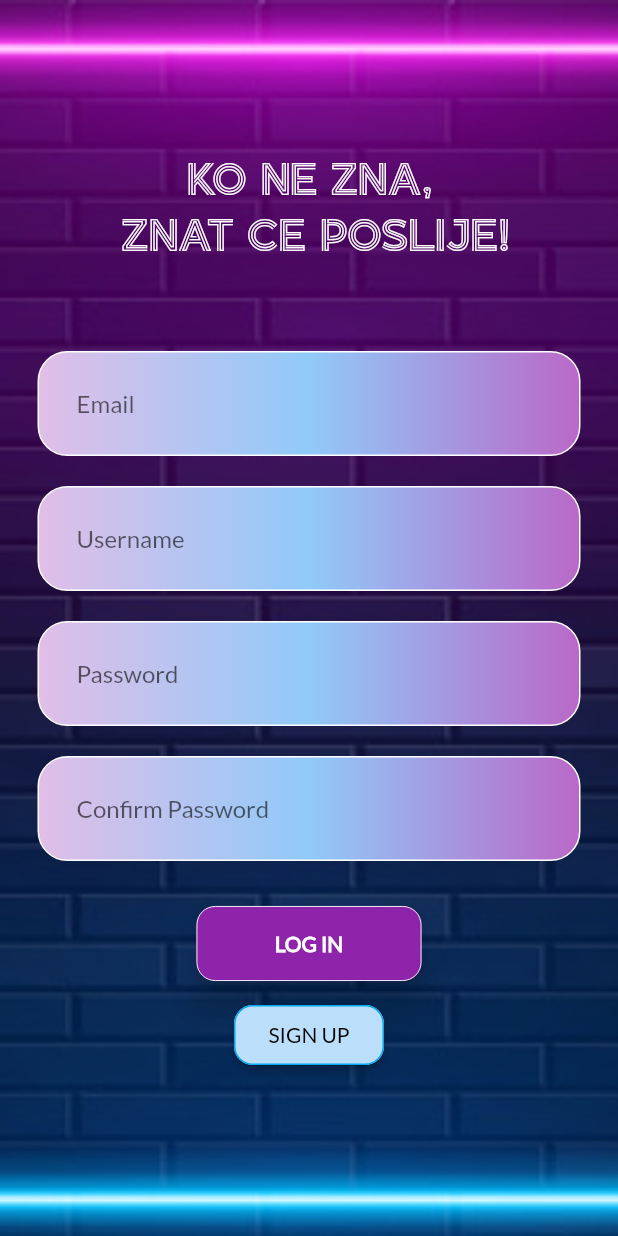
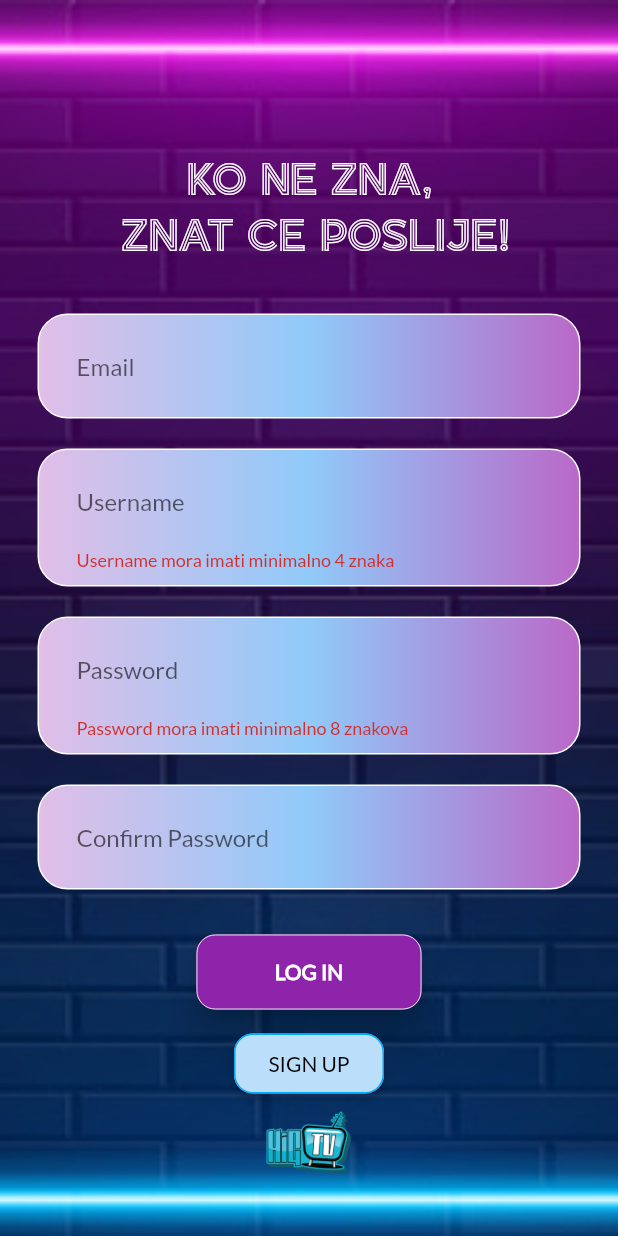
Before and after one commit to emeban44/ultimate_quiz_app, a Flutter app: the screen it shows after launch, after a tap on "LOG IN", on a phone screen of 412 x 824 dp. Run offline on Flutter 3.47's test engine with Material 2 defaults, Android fonts, the phone set to English and light mode, and no system bars; our stand-ins replace firebase_core; accounts and stored records are empty.

Commit message:
simple validation added

```diff
--- a/ultimate_quiz_app/lib/view/login/login_page.dart
+++ b/ultimate_quiz_app/lib/view/login/login_page.dart
@@ -1,7 +1,11 @@
 import 'package:flutter/material.dart';
 import 'package:ultimate_quiz_app/widgets/custom_text_field.dart';
+import 'package:ultimate_quiz_app/widgets/quiz_dialog.dart';
 
 class LoginPage extends StatelessWidget {
+  final GlobalKey<FormState> _loginKey = GlobalKey<FormState>();
+  final TextEditingController _password = TextEditingController();
+  final TextEditingController _confirmPass = TextEditingController();
   @override
   Widget build(BuildContext context) {
     return GestureDetector(
@@ -20,7 +24,7 @@ class LoginPage extends StatelessWidget {
           backgroundColor: Colors.transparent,
           //extendBodyBehindAppBar: true,
           body: SingleChildScrollView(
-            physics: ClampingScrollPhysics(),
+            physics: const ClampingScrollPhysics(),
             child: Container(
               padding: const EdgeInsets.only(
                 top: 100,
@@ -32,7 +36,7 @@ class LoginPage extends StatelessWidget {
                 mainAxisSize: MainAxisSize.min,
                 children: [
                   Container(
-                    margin: const EdgeInsets.only(bottom: 50),
+                    margin: const EdgeInsets.only(bottom: 25),
                     child: Text(
                       "Ko ne zna,\n znat ce poslije!",
                       textAlign: TextAlign.center,
@@ -48,25 +52,47 @@ class LoginPage extends StatelessWidget {
                         //color: Colors.white.withOpacity(0.75),
                         //borderRadius: BorderRadius.circular(15),
                         ),
+                    child: Form(
+                      key: _loginKey,
                       child: Column(
                         children: [
                           Container(
                             margin: const EdgeInsets.symmetric(vertical: 10),
                             child: CustomTextField(
                               hint: "Email",
+                              validation: (email) {},
                             ),
                           ),
                           Container(
                             margin: const EdgeInsets.symmetric(vertical: 10),
                             child: CustomTextField(
                               hint: "Username",
+                              onChange: (promjena) {
+                                _loginKey.currentState!.validate();
+                              },
+                              validation: (username) {
+                                if (username!.length < 4) {
+                                  return "Username mora imati minimalno 4 znaka";
+                                }
+                                return null;
+                              },
                             ),
                           ),
                           Container(
                             margin: const EdgeInsets.symmetric(vertical: 10),
                             child: CustomTextField(
                               hint: "Password",
+                              controller: _password,
                               isObscure: true,
+                              onChange: (promjena) {
+                                _loginKey.currentState!.validate();
+                              },
+                              validation: (pass) {
+                                if (pass!.length < 8) {
+                                  return "Password mora imati minimalno 8 znakova";
+                                }
+                                return null;
+                              },
                             ),
                           ),
                           Container(
@@ -74,6 +100,13 @@ class LoginPage extends StatelessWidget {
                             child: CustomTextField(
                               hint: "Confirm Password",
                               isObscure: true,
+                              controller: _confirmPass,
+                              validation: (confirmPass) {
+                                if (confirmPass != _password.text) {
+                                  return "Password se ne podudara";
+                                }
+                                return null;
+                              },
                             ),
                           ),
                           Container(
@@ -84,7 +117,16 @@ class LoginPage extends StatelessWidget {
                               borderRadius: BorderRadius.circular(25),
                             ),
                             child: ElevatedButton(
-                            onPressed: () {},
+                              onPressed: () {
+                                // showDialog<void>(
+                                //   context: context,
+                                //   barrierDismissible: true,
+                                //   builder: (context) {
+                                //     return QuizDialog();
+                                //   },
+                                // );
+                                _loginKey.currentState!.validate();
+                              },
                               child: Text(
                                 'LOG IN',
                                 style: TextStyle(
@@ -106,7 +148,7 @@ class LoginPage extends StatelessWidget {
                             ),
                           ),
                           Container(
-                          margin: const EdgeInsets.only(top: 16),
+                            margin: const EdgeInsets.only(top: 16, bottom: 10),
                             height: 40,
                             width: 100,
                             child: ElevatedButton(
@@ -132,6 +174,11 @@ class LoginPage extends StatelessWidget {
                         ],
                       ),
                     ),
+                  ),
+                  Image.asset(
+                    "assets/images/higlogo.png",
+                    height: 45,
+                  ),
                   const SizedBox(height: 25)
                 ],
               ),
--- a/ultimate_quiz_app/lib/widgets/custom_text_field.dart
+++ b/ultimate_quiz_app/lib/widgets/custom_text_field.dart
@@ -5,9 +5,15 @@ class CustomTextField extends StatelessWidget {
     Key? key,
     this.hint,
     this.isObscure = false,
+    this.validation,
+    this.onChange,
+    this.controller,
   }) : super(key: key);
   final String? hint;
   final bool isObscure;
+  final String? Function(String?)? validation;
+  final String? Function(String?)? onChange;
+  final TextEditingController? controller;
   @override
   Widget build(BuildContext context) {
     return Container(
@@ -22,13 +28,24 @@ class CustomTextField extends StatelessWidget {
         borderRadius: BorderRadius.circular(20),
       ),
       padding: const EdgeInsets.only(left: 25, top: 10, bottom: 10),
-      child: TextField(
+      child: TextFormField(
         autocorrect: false,
+        controller: controller,
         obscureText: isObscure ? true : false,
+        onChanged: onChange ?? (String? value) {},
+        validator: validation ??
+            (String? value) {
+              if (value!.isEmpty) {
+                return 'error';
+              } else {
+                return null;
+              }
+            },
         style: TextStyle(
           color: Colors.black,
           fontFamily: 'Lato',
-          fontSize: 16,
+          fontSize: 16.5,
+          fontWeight: isObscure ? FontWeight.w600 : FontWeight.w500,
         ),
         //obscureText: true,
         decoration: InputDecoration(
@@ -36,7 +53,7 @@ class CustomTextField extends StatelessWidget {
           hintStyle: TextStyle(
             fontFamily: 'Lato',
             fontSize: 16,
-
+            fontWeight: FontWeight.normal,
             //fontWeight: FontWeight.bold,
           ),
           border: InputBorder.none,
```
Also changed, not shown: ultimate_quiz_app/lib/widgets/quiz_dialog.dart (added, +33 -0 lines), ultimate_quiz_app/assets/images/higlogo.png (added). Lines whose indentation alone changed are shown as unchanged.
